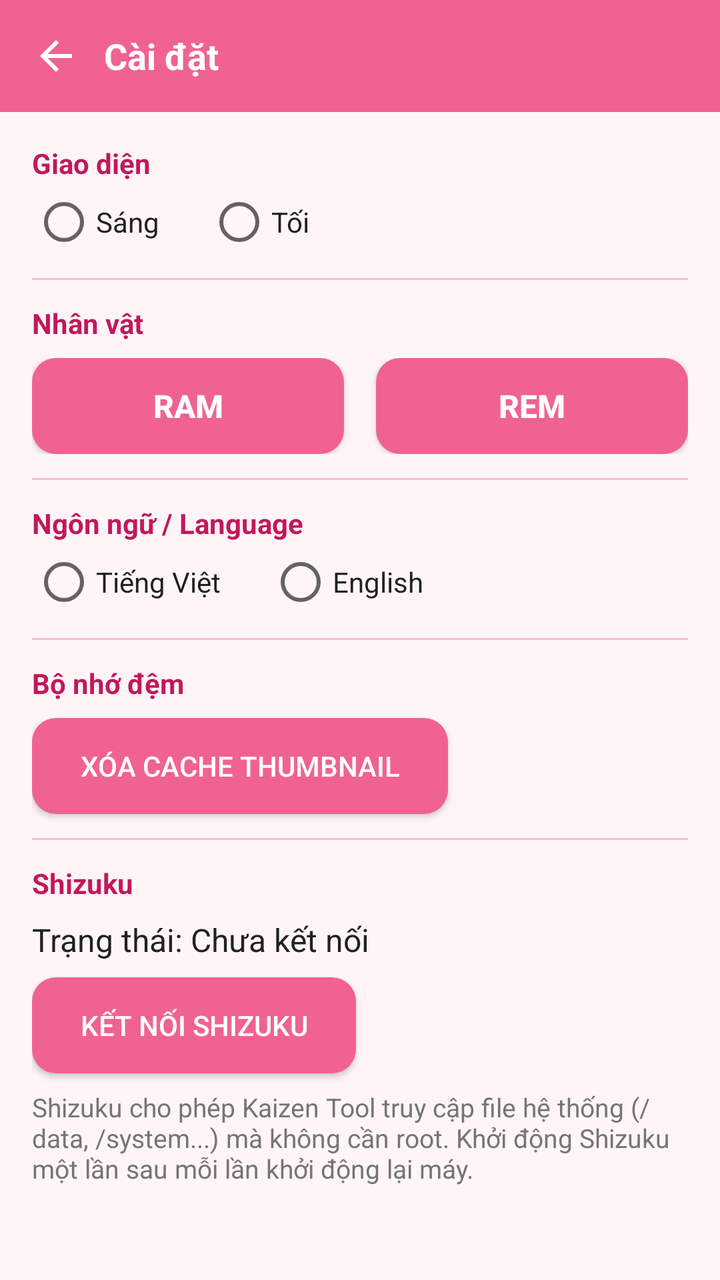
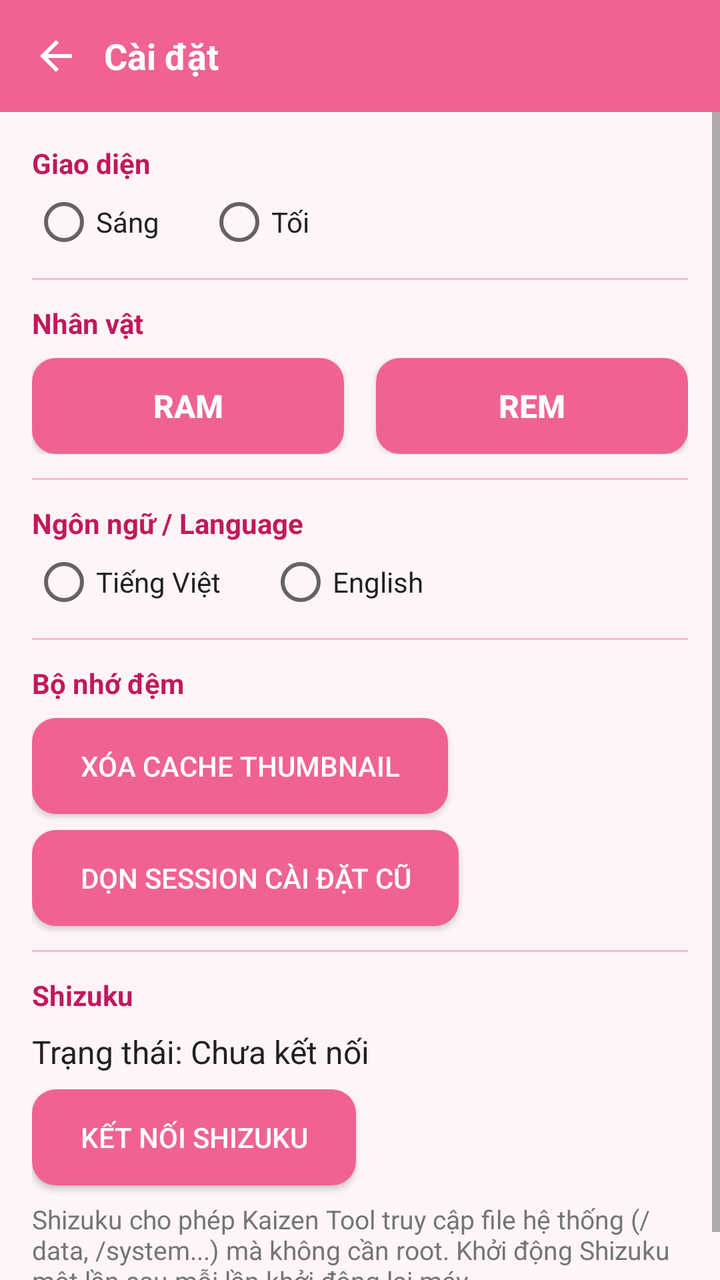

Before-and-after screenshots of an Android layout around one commit, followed by the original layout XML and the change that was made.
<!-- AndroidManifest.xml: application theme AppTheme -->
<!-- res/layout/activity_settings.xml -->
<?xml version="1.0" encoding="utf-8"?>
<LinearLayout xmlns:android="http://schemas.android.com/apk/res/android"
    android:layout_width="match_parent"
    android:layout_height="match_parent"
    android:background="@color/windowBackground"
    android:orientation="vertical">

    
    <LinearLayout
        android:layout_width="match_parent"
        android:layout_height="56dp"
        android:background="?android:attr/colorPrimary"
        android:gravity="center_vertical"
        android:orientation="horizontal"
        android:padding="4dp">

        <ImageButton
            android:id="@+id/settings_back"
            android:layout_width="48dp"
            android:layout_height="48dp"
            android:background="?android:attr/selectableItemBackgroundBorderless"
            android:contentDescription="Quay lại"
            android:src="@drawable/ic_back"
            android:tint="#FFFFFF" />

        <TextView
            android:layout_width="wrap_content"
            android:layout_height="wrap_content"
            android:text="Cài đặt"
            android:textColor="#FFFFFF"
            android:textSize="18sp"
            android:textStyle="bold" />
    </LinearLayout>

    <ScrollView
        android:layout_width="match_parent"
        android:layout_height="match_parent">

        <LinearLayout
            android:layout_width="match_parent"
            android:layout_height="wrap_content"
            android:orientation="vertical"
            android:padding="16dp">

            
            <TextView
                android:layout_width="wrap_content"
                android:layout_height="wrap_content"
                android:text="Giao diện"
                android:textColor="?android:attr/colorPrimaryDark"
                android:textSize="14sp"
                android:textStyle="bold" />

            <RadioGroup
                android:id="@+id/theme_group"
                android:layout_width="match_parent"
                android:layout_height="wrap_content"
                android:layout_marginTop="4dp"
                android:orientation="horizontal">

                <RadioButton
                    android:id="@+id/theme_light"
                    android:layout_width="wrap_content"
                    android:layout_height="wrap_content"
                    android:layout_marginEnd="24dp"
                    android:text="Sáng"
                    android:textColor="@color/textPrimary" />

                <RadioButton
                    android:id="@+id/theme_dark"
                    android:layout_width="wrap_content"
                    android:layout_height="wrap_content"
                    android:text="Tối"
                    android:textColor="@color/textPrimary" />
            </RadioGroup>

            <View
                android:layout_width="match_parent"
                android:layout_height="1dp"
                android:layout_marginTop="12dp"
                android:layout_marginBottom="12dp"
                android:background="?attr/characterDivider" />

            
            <TextView
                android:layout_width="wrap_content"
                android:layout_height="wrap_content"
                android:text="Nhân vật"
                android:textColor="?android:attr/colorPrimaryDark"
                android:textSize="14sp"
                android:textStyle="bold" />

            <LinearLayout
                android:layout_width="match_parent"
                android:layout_height="wrap_content"
                android:layout_marginTop="8dp"
                android:orientation="horizontal">

                <Button
                    android:id="@+id/btn_char_ram"
                    android:layout_width="0dp"
                    android:layout_height="wrap_content"
                    android:layout_marginEnd="8dp"
                    android:layout_weight="1"
                    android:background="@drawable/btn_pink"
                    android:paddingTop="12dp"
                    android:paddingBottom="12dp"
                    android:text="Ram"
                    android:textColor="#FFFFFF"
                    android:textSize="16sp"
                    android:textStyle="bold" />

                <Button
                    android:id="@+id/btn_char_rem"
                    android:layout_width="0dp"
                    android:layout_height="wrap_content"
                    android:layout_marginStart="8dp"
                    android:layout_weight="1"
                    android:background="@drawable/btn_pink"
                    android:paddingTop="12dp"
                    android:paddingBottom="12dp"
                    android:text="Rem"
                    android:textColor="#FFFFFF"
                    android:textSize="16sp"
                    android:textStyle="bold" />
            </LinearLayout>

            <View
                android:layout_width="match_parent"
                android:layout_height="1dp"
                android:layout_marginTop="12dp"
                android:layout_marginBottom="12dp"
                android:background="?attr/characterDivider" />

            
            <TextView
                android:layout_width="wrap_content"
                android:layout_height="wrap_content"
                android:text="Ngôn ngữ / Language"
                android:textColor="?android:attr/colorPrimaryDark"
                android:textSize="14sp"
                android:textStyle="bold" />

            <RadioGroup
                android:id="@+id/lang_group"
                android:layout_width="match_parent"
                android:layout_height="wrap_content"
                android:layout_marginTop="4dp"
                android:orientation="horizontal">

                <RadioButton
                    android:id="@+id/lang_vi"
                    android:layout_width="wrap_content"
                    android:layout_height="wrap_content"
                    android:layout_marginEnd="24dp"
                    android:text="Tiếng Việt"
                    android:textColor="@color/textPrimary" />

                <RadioButton
                    android:id="@+id/lang_en"
                    android:layout_width="wrap_content"
                    android:layout_height="wrap_content"
                    android:text="English"
                    android:textColor="@color/textPrimary" />
            </RadioGroup>

            <View
                android:layout_width="match_parent"
                android:layout_height="1dp"
                android:layout_marginTop="12dp"
                android:layout_marginBottom="12dp"
                android:background="?attr/characterDivider" />

            
            <TextView
                android:layout_width="wrap_content"
                android:layout_height="wrap_content"
                android:text="Bộ nhớ đệm"
                android:textColor="?android:attr/colorPrimaryDark"
                android:textSize="14sp"
                android:textStyle="bold" />

            <Button
                android:id="@+id/btn_clear_cache"
                android:layout_width="wrap_content"
                android:layout_height="wrap_content"
                android:layout_marginTop="8dp"
                android:background="@drawable/btn_pink"
                android:paddingStart="24dp"
                android:paddingEnd="24dp"
                android:text="Xóa cache thumbnail"
                android:textColor="#FFFFFF" />

            <View
                android:layout_width="match_parent"
                android:layout_height="1dp"
                android:layout_marginTop="12dp"
                android:layout_marginBottom="12dp"
                android:background="?attr/characterDivider" />

            
            <TextView
                android:layout_width="wrap_content"
                android:layout_height="wrap_content"
                android:text="Shizuku"
                android:textColor="?android:attr/colorPrimaryDark"
                android:textSize="14sp"
                android:textStyle="bold" />

            <TextView
                android:id="@+id/shizuku_status"
                android:layout_width="wrap_content"
                android:layout_height="wrap_content"
                android:layout_marginTop="8dp"
                android:text="Trạng thái: Chưa kết nối"
                android:textColor="@color/textPrimary"
                android:textSize="16sp" />

            <Button
                android:id="@+id/btn_shizuku"
                android:layout_width="wrap_content"
                android:layout_height="wrap_content"
                android:layout_marginTop="8dp"
                android:background="@drawable/btn_pink"
                android:paddingStart="24dp"
                android:paddingEnd="24dp"
                android:text="Kết nối Shizuku"
                android:textColor="#FFFFFF" />

            <TextView
                android:layout_width="wrap_content"
                android:layout_height="wrap_content"
                android:layout_marginTop="8dp"
                android:text="Shizuku cho phép Kaizen Tool truy cập file hệ thống (/data, /system...) mà không cần root. Khởi động Shizuku một lần sau mỗi lần khởi động lại máy."
                android:textColor="@color/textSecondary"
                android:textSize="13sp" />
        </LinearLayout>
    </ScrollView>
</LinearLayout>
<!-- resources referenced by this layout -->
<resources>
  <color name="textPrimary">#212121</color>
  <color name="textSecondary">#757575</color>
  <color name="windowBackground">#fff5f7</color>
  <!-- drawable btn_pink (drawable) -->
  <?xml version="1.0" encoding="utf-8"?>
  <shape xmlns:android="http://schemas.android.com/apk/res/android"
      android:shape="rectangle">
      <corners android:radius="12dp" />
      <solid android:color="?android:attr/colorPrimary" />
  </shape>
  <!-- drawable ic_back (drawable) -->
  <vector xmlns:android="http://schemas.android.com/apk/res/android"
      android:width="24dp" android:height="24dp"
      android:viewportWidth="24" android:viewportHeight="24">
      <path android:fillColor="#FFFFFF" android:pathData="M20,11H7.83l5.59,-5.59L12,4l-8,8 8,8 1.41,-1.41L7.83,13H20V11Z" />
  </vector>
  <style name="AppTheme" parent="android:Theme.Material.Light.NoActionBar">
          <item name="android:colorPrimary">@color/colorPrimary</item>
          <item name="android:colorPrimaryDark">@color/colorPrimaryDark</item>
          <item name="android:colorAccent">@color/colorAccent</item>
          <item name="android:windowBackground">@color/windowBackground</item>
          <item name="android:popupMenuStyle">@style/PopupMenuStyle</item>
          <item name="characterSelectedBackground">@color/selectedBackground</item>
          <item name="characterPathBarBackground">@color/pathBarBackground</item>
          <item name="characterDivider">@color/divider</item>
      </style>
  <color name="colorPrimary">#f06292</color>
  <color name="colorPrimaryDark">#c2185b</color>
  <color name="colorAccent">#ff80ab</color>
  <style name="PopupMenuStyle" parent="android:Widget.Material.Light.PopupMenu">
          <item name="android:popupBackground">?attr/characterSelectedBackground</item>
      </style>
  <color name="selectedBackground">#fce4ec</color>
  <color name="pathBarBackground">#fce4ec</color>
  <color name="divider">#f8bbd0</color>
</resources>

<!-- the commit's change to res/layout/activity_settings.xml (unified diff, before → after) -->
@@ -191,6 +191,17 @@
                 android:text="Xóa cache thumbnail"
                 android:textColor="#FFFFFF" />
 
+            <Button
+                android:id="@+id/btn_clear_sessions"
+                android:layout_width="wrap_content"
+                android:layout_height="wrap_content"
+                android:layout_marginTop="8dp"
+                android:background="@drawable/btn_pink"
+                android:paddingStart="24dp"
+                android:paddingEnd="24dp"
+                android:text="Dọn session cài đặt cũ"
+                android:textColor="#FFFFFF" />
+
             <View
                 android:layout_width="match_parent"
                 android:layout_height="1dp"
